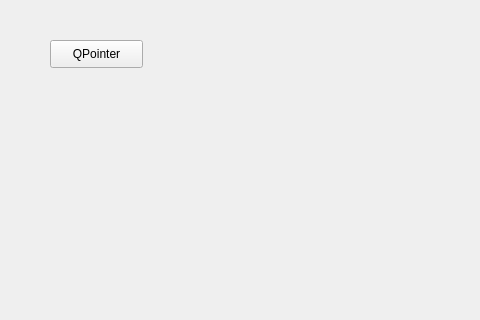
GuidoLuo0521/Blog, file Program/Qt/demo/demo/mainwindow.ui: the form before one commit; both pictures show x 0 to 480 and y 0 to 320 of the 800 by 600 pixel window.
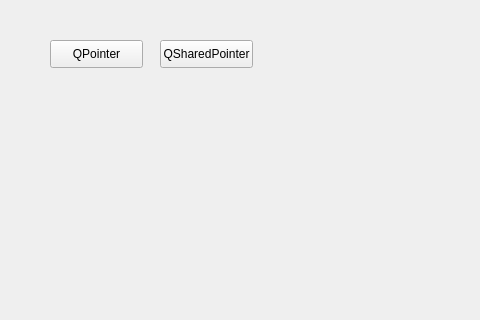
The form after the commit.

```diff
--- a/Program/Qt/demo/demo/mainwindow.ui
+++ b/Program/Qt/demo/demo/mainwindow.ui
@@ -27,6 +27,19 @@
      <string>QPointer</string>
     </property>
    </widget>
+   <widget class="QPushButton" name="QSharedPointerTest">
+    <property name="geometry">
+     <rect>
+      <x>160</x>
+      <y>40</y>
+      <width>93</width>
+      <height>28</height>
+     </rect>
+    </property>
+    <property name="text">
+     <string>QSharedPointer</string>
+    </property>
+   </widget>
   </widget>
   <widget class="QMenuBar" name="menubar">
    <property name="geometry">
```
